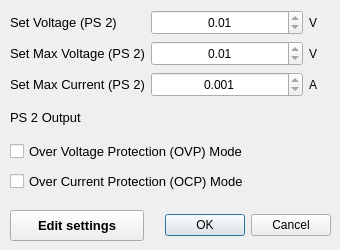
Old version of the form OnlineMECMonitoring/Version2/KORAD_PS_DAQ/UI_Files/AdvSettings_v2-3b.ui in the repository ademola-adekunle/nrcbiosensorapps.
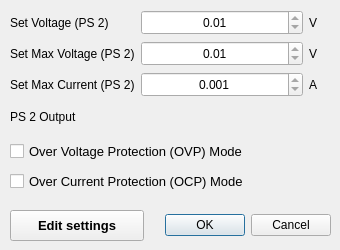
New version of the form.

Patch:
```diff
--- a/OnlineMECMonitoring/Version2/KORAD_PS_DAQ/UI_Files/AdvSettings_v2-3b.ui
+++ b/OnlineMECMonitoring/Version2/KORAD_PS_DAQ/UI_Files/AdvSettings_v2-3b.ui
@@ -145,11 +145,6 @@
         <height>0</height>
        </size>
       </property>
-      <property name="font">
-       <font>
-        <pointsize>10</pointsize>
-       </font>
-      </property>
       <property name="toolTip">
        <string>Set max current for power source 2 (Max: 5A)</string>
       </property>
@@ -166,11 +161,6 @@
         <height>0</height>
        </size>
       </property>
-      <property name="font">
-       <font>
-        <pointsize>10</pointsize>
-       </font>
-      </property>
       <property name="toolTip">
        <string>Set limit on maximum voltage for power source 2 (Max: 30V)</string>
       </property>
@@ -235,11 +225,6 @@
         <height>0</height>
        </size>
       </property>
-      <property name="font">
-       <font>
-        <pointsize>10</pointsize>
-       </font>
-      </property>
       <property name="toolTip">
        <string>Set voltage for power source 2 (Max: 30V)</string>
       </property>
@@ -280,11 +265,6 @@
         <height>0</height>
        </size>
       </property>
-      <property name="font">
-       <font>
-        <pointsize>10</pointsize>
-       </font>
-      </property>
       <property name="toolTip">
        <string>Enable/Disable power source 2 channel outputs</string>
       </property>
```
